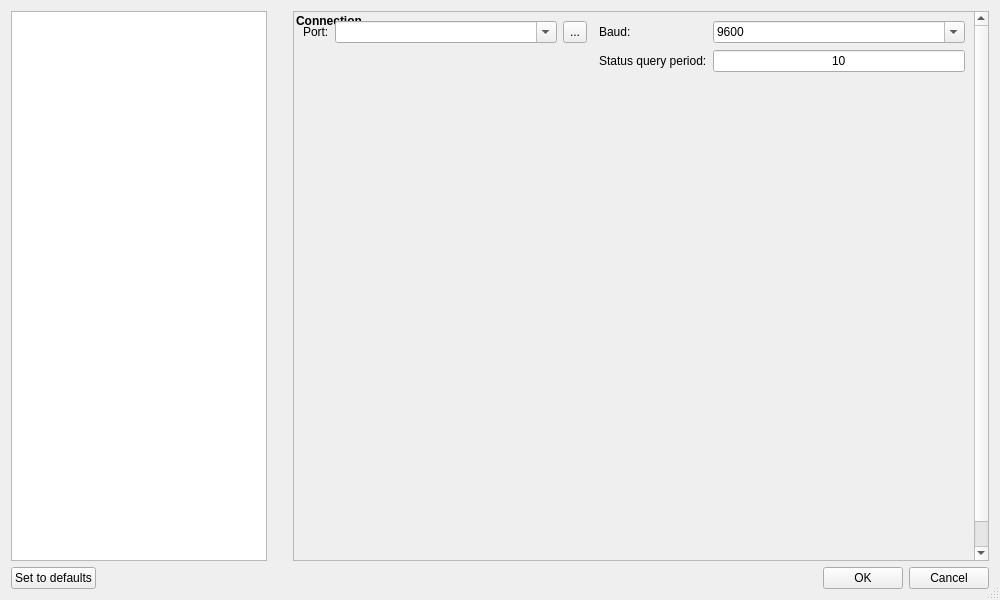
First picture: the form in src/candle/frmsettings.ui, repository Denvi/Candle, before the edit.
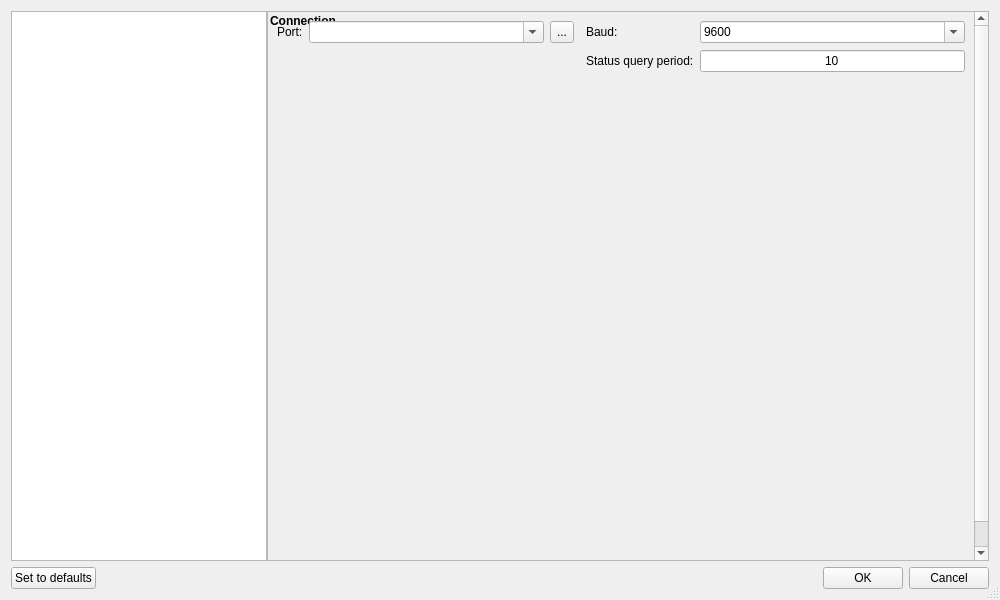
Second picture: the form after the edit. Icons and pictures are not drawn. Custom widgets are drawn as their Qt base class.

Patch:
```diff
--- a/src/candle/frmsettings.ui
+++ b/src/candle/frmsettings.ui
@@ -33,7 +33,7 @@
    <item>
     <layout class="QHBoxLayout" name="horizontalLayout_10" stretch="0,1">
      <property name="spacing">
-      <number>26</number>
+      <number>0</number>
      </property>
      <item>
       <widget class="QListWidget" name="listCategories">
@@ -63,7 +63,7 @@
          <rect>
           <x>0</x>
           <y>0</y>
-          <width>671</width>
+          <width>697</width>
           <height>618</height>
          </rect>
         </property>
```
Left out of the diff: 4 changed lines with no effect on the pictures.
